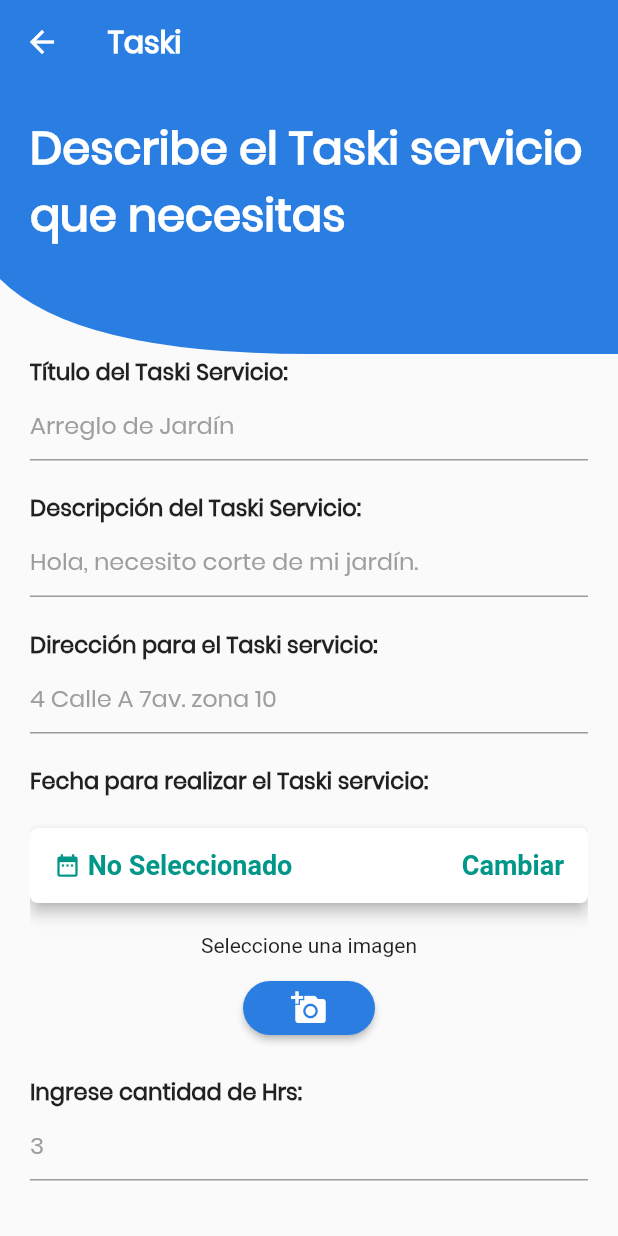
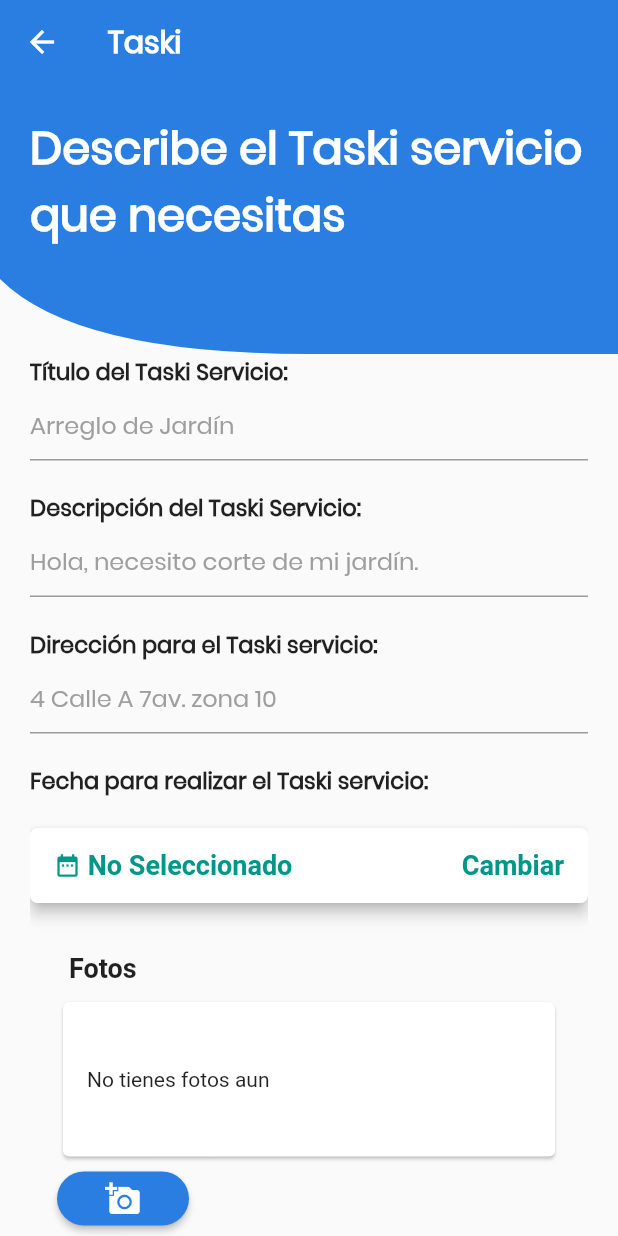
Before and after one commit to JazzDesign/taski-clients-app, a Flutter app: the ServiceDescription screen opened directly with empty values, after a tap on the "add a photo" icon, on a phone screen of 412 x 824 dp. Run offline on Flutter 3.47's test engine with Material 2 defaults, Android fonts, the phone set to English and light mode, and no system bars; our stand-ins replace cloud_firestore, firebase_auth, firebase_storage, flutter_datetime_picker, image_picker; missing offline and left inert: drawerbehavior, timeline_list; accounts and stored records are empty; network calls fail.

Commit message:
push several photos to firestore for jobs

```diff
--- a/lib/service_description.dart
+++ b/lib/service_description.dart
@@ -1,11 +1,13 @@
 import 'dart:io';
 
 import 'package:cloud_firestore/cloud_firestore.dart';
+import 'package:firebase_storage/firebase_storage.dart';
 import 'package:flutter/material.dart';
 import 'package:flutter_datetime_picker/flutter_datetime_picker.dart';
 import 'proveedores_list.dart';
 import 'header_clip.dart';
 import 'package:image_picker/image_picker.dart';
+import 'package:path/path.dart';
 
 class ServiceDescription extends StatefulWidget {
   final String _categoryId;
@@ -29,18 +31,41 @@
   final _totalHours = TextEditingController();
   DateTime _dateTime;
 
-  File _image;
+  List<File> photos = [];
+  List<String> photosUris = [];
+  bool _loadingPhoto = false;
+  bool _photoUploaded = false;
 
-  Future getImage() async {
+  Future _getImage(BuildContext context) async {
     var image = await ImagePicker.pickImage(source: ImageSource.gallery);
+    setState(() {
+      photos.add(image);
+    });
+    await uploadPic(context, image);
+  }
 
+  Future uploadPic(BuildContext context, File image) async {
+    String fileName = basename(image.path);
+    StorageReference firebaseStorageRef =
+        FirebaseStorage.instance.ref().child(fileName);
+    StorageUploadTask uploadTask = firebaseStorageRef.putFile(image);
     setState(() {
-      _image = image;
+      _photoUploaded = false;
+      _loadingPhoto = true;
+    });
+    var url = await (await uploadTask.onComplete).ref.getDownloadURL();
+    print("Profile Picture uploaded");
+    print("Fotos = $url");
+    photosUris.add(url);
+    setState(() {
+      _loadingPhoto = false;
+      _photoUploaded = false;
     });
   }
 
   @override
   Widget build(BuildContext context) {
+    final Size deviceSize = MediaQuery.of(context).size;
     return Scaffold(
       resizeToAvoidBottomPadding: false,
       appBar: AppBar(
@@ -246,24 +271,71 @@
                         height: 20.0,
                       ),
                       Container(
-                        margin: EdgeInsets.only(bottom: 10.0),
-                        child: Center(
-                          child: _image == null ? Text('Seleccione una imagen') : Image.file(_image),
+                        height: deviceSize.height / 4,
+                        child: Padding(
+                          padding: const EdgeInsets.symmetric(
+                              horizontal: 18.0, vertical: 5.0),
+                          child: Column(
+                            crossAxisAlignment: CrossAxisAlignment.start,
+                            children: <Widget>[
+                              Padding(
+                                padding: const EdgeInsets.all(8.0),
+                                child: Text(
+                                  "Fotos",
+                                  style: TextStyle(
+                                      fontWeight: FontWeight.w700,
+                                      fontSize: 18.0),
                                 ),
                               ),
-                      Center(
-                        child: RaisedButton(
+                              Expanded(
+                                child: Card(
+                                  child: photos.isEmpty
+                                      ? Row(children: <Widget>[
+                                          Padding(
+                                            padding: const EdgeInsets.symmetric(
+                                                horizontal: 16),
+                                            child: Text("No tienes fotos aun"),
+                                          )
+                                        ])
+                                      : ListView.builder(
+                                          scrollDirection: Axis.horizontal,
+                                          itemCount: photos.length,
+                                          itemBuilder: (context, index) =>
+                                              Padding(
+                                            padding: const EdgeInsets.all(8.0),
+                                            child: Image.file(photos[index]),
+                                          ),
+                                        ),
+                                ),
+                              ),
+                              Row(
+                                children: <Widget>[
+                                  RaisedButton(
                                     color: Color(0xff2a7de1),
-                          onPressed: getImage,
+                                    onPressed: () => _getImage(context),
                                     shape: RoundedRectangleBorder(
-                              borderRadius: new BorderRadius.circular(30.0)),
+                                        borderRadius:
+                                            new BorderRadius.circular(30.0)),
                                     child: Icon(
                                       Icons.add_a_photo,
                                       color: Colors.white,
                                     ),
                                   ),
+                                  Padding(
+                                    padding:
+                                        EdgeInsets.symmetric(horizontal: 16),
+                                    child: Text(_loadingPhoto
+                                        ? 'Subiendo foto...'
+                                        : (_photoUploaded
+                                            ? 'Foto subida correctamente'
+                                            : '')),
+                                  )
+                                ],
+                              )
+                            ],
                           ),
-
+                        ),
+                      ),
                       SizedBox(
                         height: 20.0,
                       ),
@@ -375,8 +447,7 @@
                                           "users/${widget._userId}/jobs")
                                       .add({
                                     'address': _addressController.text,
-                                      'description':
-                                          _descriptionController.text,
+                                    'description': _descriptionController.text,
                                     'price': int.parse(_maxPay.text),
                                     'title': _titleController.text,
                                     'scheduled': _dateTime,
@@ -388,6 +459,7 @@
                                 });
                               } else {
                                 print("todo validado");
+                                print("Fotos = $photosUris");
                                 Navigator.push(
                                   context,
                                   MaterialPageRoute(
@@ -398,7 +470,8 @@
                                           _descriptionController.text,
                                           _addressController.text,
                                           _totalHours.text,
-                                            _dateTime)),
+                                          _dateTime,
+                                          photosUris)),
 //                          MaterialPageRoute(builder: (context) => ServiceDescription()),
                                 );
 //                                }
--- a/pubspec.yaml
+++ b/pubspec.yaml
@@ -27,6 +27,7 @@
   firebase_core: 0.4.0+9
   firebase_auth: 0.14.0+5
   cloud_firestore: ^0.12.9+5
+  firebase_storage: 3.0.6
   image_picker:
 
   # The following adds the Cupertino Icons font to your application.
```
Also changed, not shown: lib/proveedores_list.dart (+8 -15 lines), pubspec.lock. Lines whose indentation alone changed are shown as unchanged.
